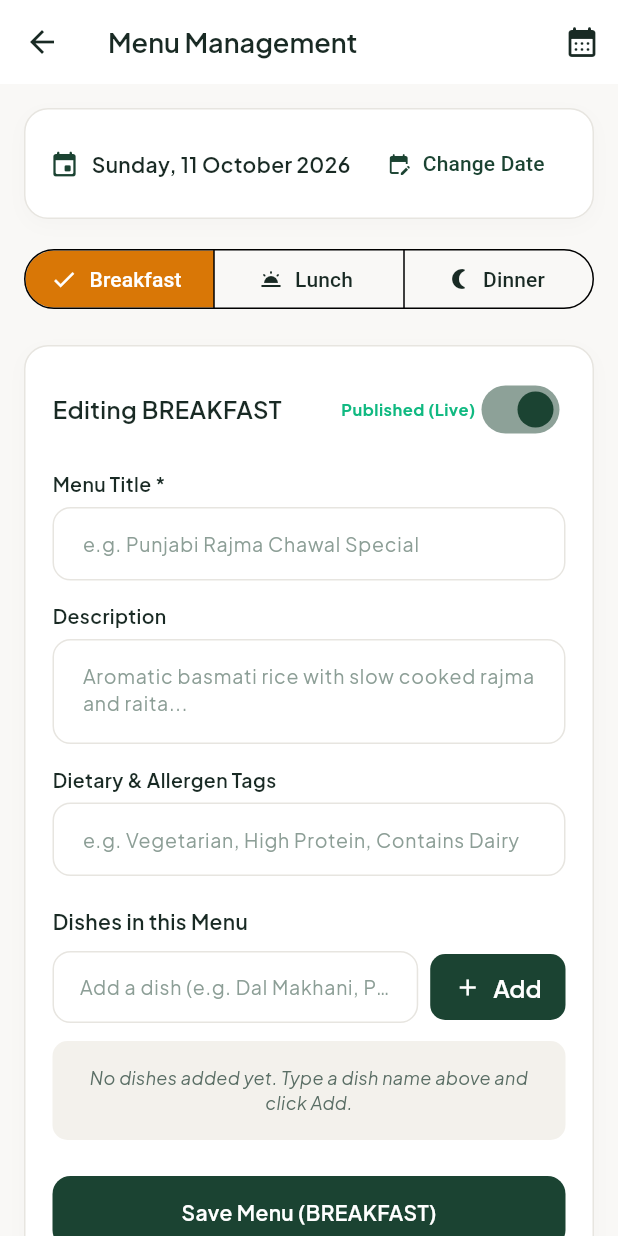
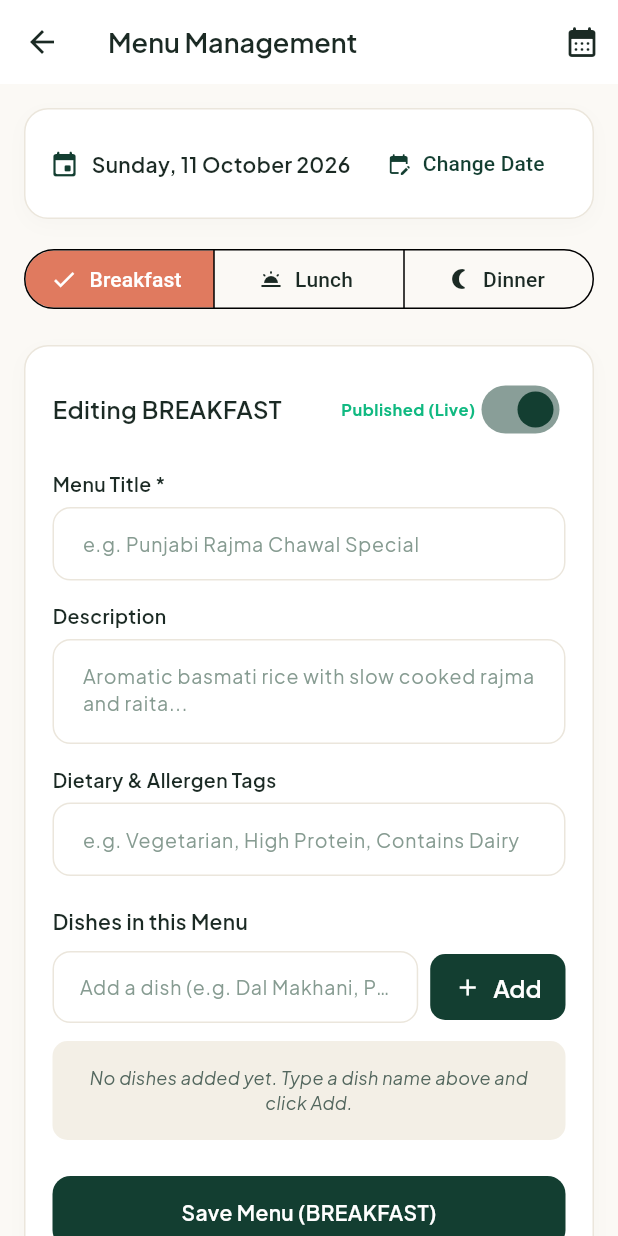
Before and after one commit to arjun1Fa/hostel_food, a Flutter app: the AdminMenusScreen screen opened directly, on a phone screen of 412 x 824 dp. Run offline on Flutter 3.47's test engine with Material 3 defaults, Android fonts, the light colour scheme and no system bars; our stand-ins replace dio, flutter_riverpod, go_router, google_fonts, shared_preferences; accounts and stored records are empty; network calls fail.

Commit message:
style(theme): update design tokens with forest green, warm cream, and saffron accents

```diff
--- a/frontend/lib/core/theme/app_colors.dart
+++ b/frontend/lib/core/theme/app_colors.dart
@@ -3,31 +3,40 @@ import 'package:flutter/material.dart';
 class AppColors {
   // Brand Forest Green & Sage
   static const Color primaryDark = Color(0xFF0F3A2E);
-  static const Color primary = Color(0xFF1B4332);
-  static const Color primaryMedium = Color(0xFF2D6A4F);
-  static const Color primaryLight = Color(0xFF40916C);
-  static const Color primarySubtle = Color(0xFFE8F5E9);
+  static const Color primary = Color(0xFF133E31);
+  static const Color primaryMedium = Color(0xFF1F5142);
+  static const Color primaryLight = Color(0xFF2E6B57);
+  static const Color primarySubtle = Color(0xFFEBF3F0);
+  static const Color primaryTint = Color(0xFFD6E7E0);
 
   // Saffron & Terracotta Accents
-  static const Color accent = Color(0xFFD97706);
-  static const Color accentLight = Color(0xFFFBBF24);
-  static const Color accentTerracotta = Color(0xFFE07A5F);
-  static const Color accentSubtle = Color(0xFFFEF3C7);
+  static const Color accent = Color(0xFFE07A5F);
+  static const Color accentDark = Color(0xFFC85A3D);
+  static const Color accentLight = Color(0xFFF4A261);
+  static const Color accentWarm = Color(0xFFE76F51);
+  static const Color accentSubtle = Color(0xFFFDF0EB);
+  static const Color saffron = Color(0xFFD97706);
+  static const Color saffronLight = Color(0xFFFBBF24);
+  static const Color saffronSubtle = Color(0xFFFEF3C7);
 
   // Warm Surfaces & Backgrounds
-  static const Color background = Color(0xFFF9F8F6);
+  static const Color background = Color(0xFFFBF9F5);
+  static const Color backgroundWarm = Color(0xFFF6F3EC);
   static const Color surface = Color(0xFFFFFFFF);
-  static const Color surfaceMuted = Color(0xFFF3F1EC);
-  static const Color cardBorder = Color(0xFFE7E5E0);
+  static const Color surfaceMuted = Color(0xFFF3EFE6);
+  static const Color surfaceHighlight = Color(0xFFFAF7F0);
+  static const Color cardBorder = Color(0xFFEBE6DC);
+  static const Color cardBorderLight = Color(0xFFF1ECE2);
 
   // Text & Charcoal
-  static const Color textPrimary = Color(0xFF192A24);
-  static const Color textSecondary = Color(0xFF5A6E65);
-  static const Color textMuted = Color(0xFF8C9E96);
+  static const Color textPrimary = Color(0xFF1B2A24);
+  static const Color textSecondary = Color(0xFF53675E);
+  static const Color textMuted = Color(0xFF869B91);
   static const Color textLight = Color(0xFFFFFFFF);
 
   // Semantic Status Colors
   static const Color success = Color(0xFF10B981);
+  static const Color successDark = Color(0xFF059669);
   static const Color successSubtle = Color(0xFFD1FAE5);
   static const Color warning = Color(0xFFF59E0B);
   static const Color warningSubtle = Color(0xFFFEF3C7);
@@ -37,7 +46,10 @@ class AppColors {
   static const Color infoSubtle = Color(0xFFDBEAFE);
 
   // Meal Badges
-  static const Color breakfast = Color(0xFFF59E0B);
-  static const Color lunch = Color(0xFF10B981);
+  static const Color breakfast = Color(0xFFE78A22);
+  static const Color breakfastBg = Color(0xFFFEF3E2);
+  static const Color lunch = Color(0xFF2A9D8F);
+  static const Color lunchBg = Color(0xFFE6F5F3);
   static const Color dinner = Color(0xFF6366F1);
+  static const Color dinnerBg = Color(0xFFEEF0FD);
 }
```
